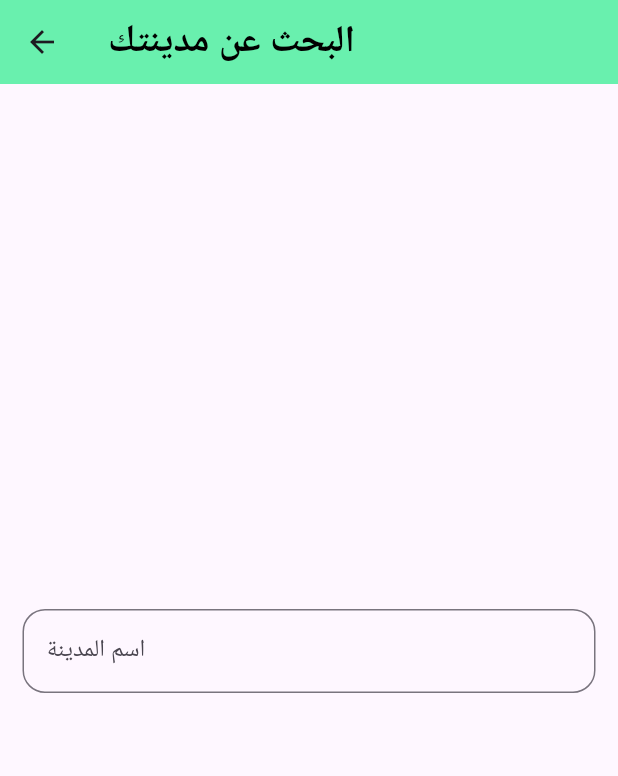
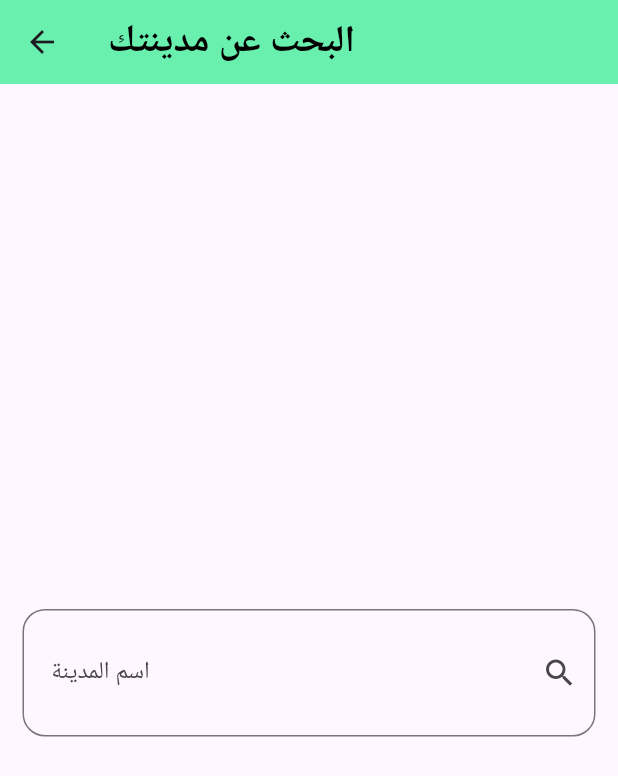
Before and after one commit to Johnkaramw/weather_app, a Flutter app: the screen it shows after launch, after a tap on the "search" icon, on a phone screen of 412 x 824 dp. Shown: the top 776 px of the screen. Run offline on Flutter 3.47's test engine with Material 3 defaults, Android fonts, the phone set to English and light mode, and no system bars; our stand-ins replace dio.

Commit message:
run input usrs

```diff
--- a/lib/home_page.dart
+++ b/lib/home_page.dart
@@ -1,5 +1,5 @@
 import 'package:flutter/material.dart';
-import 'package:weather_app/search_page.dart';
+import 'package:weather_app/view/Noweatherbody.dart';
 
 class HomePage extends StatelessWidget {
   const HomePage({super.key});
@@ -11,42 +11,12 @@ class HomePage extends StatelessWidget {
         backgroundColor: Colors.greenAccent,
         title: Center(
           child: Text(
-            'weather',
+            'weather App',
             style: TextStyle(fontSize: 30, fontWeight: FontWeight.bold),
           ),
         ),
       ),
-      body: Column(
-        crossAxisAlignment: CrossAxisAlignment.center,
-        children: [
-          Center(
-            child: Padding(
-              padding: const EdgeInsets.only(top: 300),
-              child: Text(
-                'لعرض حاله الطقس المباشرة اضغط على ',
-                style: TextStyle(
-                  color: Colors.black,
-                  fontSize: 25,
-                  fontWeight: FontWeight.bold,
-                ),
-              ),
-            ),
-          ),
-          GestureDetector(
-            onTap: () {
-              Navigator.push(
-                context,
-                MaterialPageRoute(
-                  builder: (context) {
-                    return SearchPage();
-                  },
-                ),
-              );
-            },
-            child: Icon(Icons.search, size: 40, color: Colors.green),
-          ),
-        ],
-      ),
+      body: Noweatherbody(),
     );
   }
 }
--- /dev/null
+++ b/lib/model/weather_model.dart
@@ -0,0 +1,29 @@
+class WeatherModel {
+  final String cityname;
+  final String date;
+  final String? image;
+  final double temp;
+  final double mixtem;
+  final double mintemp;
+  final String weatherstate;
+  WeatherModel({
+    required this.cityname,
+    required this.date,
+    this.image,
+    required this.temp,
+    required this.mixtem,
+    required this.mintemp,
+    required this.weatherstate,
+  });
+  factory WeatherModel.fromJson(json) {
+    return WeatherModel(
+      image: json['current']['condition']['icon'],
+      cityname: json['location']['name'],
+      date: json['current']['last_updated'],
+      temp: json['forecast']['forecastday'][0]['day']['avgtemp_c'],
+      mixtem: json['forecast']['forecastday'][0]['day']['maxtemp_c'],
+      mintemp: json['forecast']['forecastday'][0]['day']['mintemp_c'],
+      weatherstate: json['current']['condition']['text'],
+    );
+  }
+}
--- a/lib/search_page.dart
+++ /dev/null
@@ -1,41 +0,0 @@
-import 'package:flutter/material.dart';
-
-class SearchPage extends StatelessWidget {
-  const SearchPage({super.key});
-
-  @override
-  Widget build(BuildContext context) {
-    return Scaffold(
-      appBar: AppBar(
-        backgroundColor: Colors.greenAccent,
-        title: Text(
-          'البحث عن مدينتك',
-          style: TextStyle(
-            color: Colors.black,
-            fontSize: 25,
-            fontWeight: FontWeight.bold,
-          ),
-        ),
-      ),
-      body: SingleChildScrollView(
-        child: Padding(
-          padding: const EdgeInsets.only(top: 350, right: 15, left: 15),
-          child: TextField(
-            decoration: InputDecoration(
-              filled: false,
-              fillColor: Colors.grey,
-              border: OutlineInputBorder(
-                borderSide: BorderSide(color: Color.fromARGB(255, 244, 67, 54)),
-                borderRadius: BorderRadius.circular(15),
-              ),
-              focusedBorder: OutlineInputBorder(
-                borderSide: BorderSide(color: Colors.blue),
-              ),
-              label: Text('اسم المدينة'),
-            ),
-          ),
-        ),
-      ),
-    );
-  }
-}
--- /dev/null
+++ b/lib/services/servies_weather.dart
@@ -0,0 +1,28 @@
+import 'dart:developer';
+
+import 'package:dio/dio.dart';
+import 'package:weather_app/model/weather_model.dart';
+
+class WeatherServies {
+  final Dio dio;
+  final baseUrl = 'https://api.weatherapi.com/v1';
+  final String apiKey = 'c1a26b96b6484f72992111458251606';
+  WeatherServies(this.dio);
+  Future<WeatherModel> getcurrentWeather({required String cityName}) async {
+    try {
+      final Response response = await Dio().get(
+        '$baseUrl/forecast.json?key=$apiKey&q=$cityName&days=14',
+      );
+      WeatherModel weatherModel = WeatherModel.fromJson(response.data);
+      return weatherModel;
+    } on DioException catch (e) {
+      final String errorMessage =
+          e.response?.data['error']['message'] ??
+          'oops there are an error , try later';
+      throw Exception(errorMessage);
+    } catch (e) {
+      log(e.toString());
+      throw Exception('oops there are error , try later');
+    }
+  }
+}
--- /dev/null
+++ b/lib/view/Noweatherbody.dart
@@ -0,0 +1,39 @@
+import 'package:flutter/material.dart';
+import 'package:weather_app/view/search_page.dart';
+
+class Noweatherbody extends StatelessWidget {
+  const Noweatherbody({super.key});
+
+  @override
+  Widget build(BuildContext context) {
+    return Column(
+      children: [
+        Center(
+          child: Padding(
+            padding: const EdgeInsets.only(top: 300),
+            child: Text(
+              'لعرض حاله الطقس المباشرة اضغط على ',
+              style: TextStyle(
+                color: Colors.black,
+                fontSize: 25,
+                fontWeight: FontWeight.bold,
+              ),
+            ),
+          ),
+        ),
+        IconButton(
+          onPressed: () {
+            Navigator.of(context).push(
+              MaterialPageRoute(
+                builder: (context) {
+                  return SearchPage();
+                },
+              ),
+            );
+          },
+          icon: Icon(Icons.search, size: 40, color: Colors.green),
+        ),
+      ],
+    );
+  }
+}
--- /dev/null
+++ b/lib/view/search_page.dart
@@ -0,0 +1,46 @@
+import 'dart:developer';
+
+import 'package:dio/dio.dart';
+import 'package:flutter/material.dart';
+import 'package:weather_app/model/weather_model.dart';
+import 'package:weather_app/services/servies_weather.dart';
+
+class SearchPage extends StatelessWidget {
+  const SearchPage({super.key});
+
+  @override
+  Widget build(BuildContext context) {
+    return Scaffold(
+      appBar: AppBar(
+        backgroundColor: Colors.greenAccent,
+        title: Text(
+          'البحث عن مدينتك',
+          style: TextStyle(
+            color: Colors.black,
+            fontSize: 25,
+            fontWeight: FontWeight.bold,
+          ),
+        ),
+      ),
+      body: Padding(
+        padding: EdgeInsets.only(top: 350, right: 15, left: 15),
+        child: TextField(
+          onSubmitted: (value) async {
+            WeatherModel weatherModel = await WeatherServies(
+              Dio(),
+            ).getcurrentWeather(cityName: value);
+            log(weatherModel.cityname);
+          },
+
+          decoration: InputDecoration(
+            contentPadding: EdgeInsets.symmetric(horizontal: 15, vertical: 30),
+            labelText: 'اسم المدينة',
+            suffixIcon: Icon(Icons.search),
+            hintText: 'ابحث عن طقسك',
+            border: OutlineInputBorder(borderRadius: BorderRadius.circular(15)),
+          ),
+        ),
+      ),
+    );
+  }
+}
```
Also changed, not shown: lib/view/weather_info.dart (added, +55 -0 lines), pubspec.yaml (+5 -26 lines), assets/images/weather.jpg (added), pubspec.lock.
